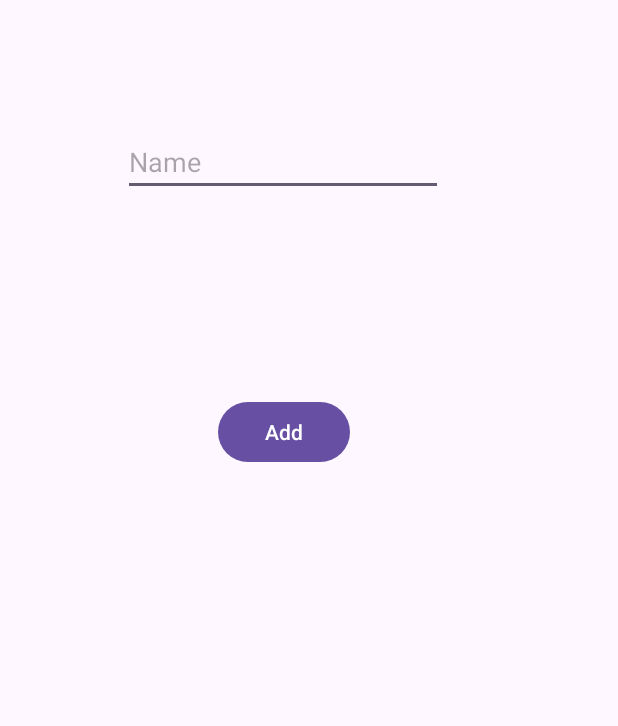
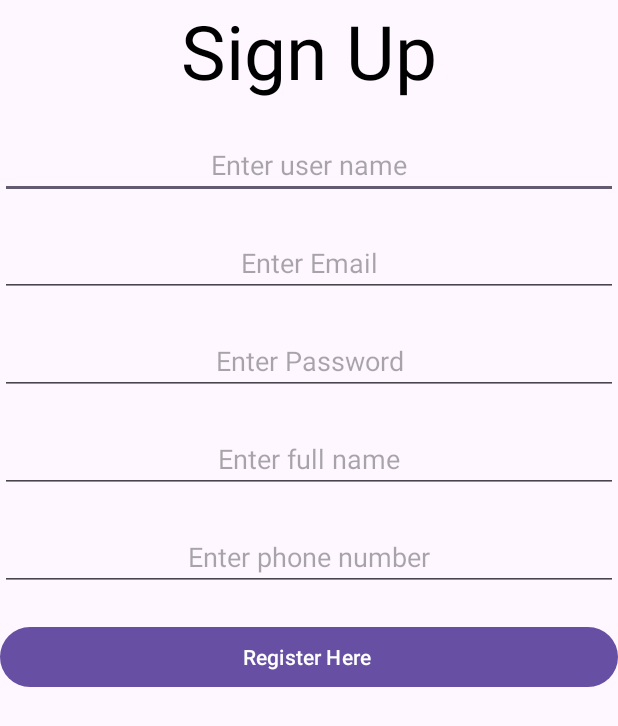
Before and after one commit to thangnguyen02/Restaurant-Management, an Android app: the MainActivity screen opened directly, with no data from a screen before it, on a phone screen of 412 x 824 dp. Shown: the top 726 px of the screen. Run offline under Robolectric (Android 15) with nearby library versions, the phone set to English and light mode, and no system bars; our stand-ins replace Room's generated code.

Commit message:
create signup layout

```diff
--- a/app/src/main/res/layout/activity_main.xml
+++ b/app/src/main/res/layout/activity_main.xml
@@ -1,31 +1,93 @@
 <?xml version="1.0" encoding="utf-8"?>
-<androidx.constraintlayout.widget.ConstraintLayout xmlns:android="http://schemas.android.com/apk/res/android"
+<RelativeLayout xmlns:android="http://schemas.android.com/apk/res/android"
     xmlns:app="http://schemas.android.com/apk/res-auto"
     xmlns:tools="http://schemas.android.com/tools"
     android:layout_width="match_parent"
     android:layout_height="match_parent"
     tools:context=".MainActivity">
 
-    <EditText
-        android:id="@+id/editTextText"
+    <TextView
+        android:text="Sign Up"
+        android:gravity="center"
+        android:textSize="50dp"
+        android:textColor="#000"
         android:layout_width="wrap_content"
         android:layout_height="wrap_content"
-        android:layout_marginStart="82dp"
-        android:layout_marginTop="85dp"
+        android:layout_alignParentTop="true"
+        android:layout_centerHorizontal="true"
+        android:id="@+id/textView" />
+
+    <EditText
+        android:layout_width="fill_parent"
+        android:layout_height="wrap_content"
+        android:inputType="textEmailAddress"
+        android:hint="Enter user name"
+        android:textColor="#000"
         android:ems="10"
-        android:hint="Name"
-        android:inputType="text"
-        app:layout_constraintStart_toStartOf="parent"
-        app:layout_constraintTop_toTopOf="parent" />
+        android:layout_below="@+id/textView"
+        android:layout_centerHorizontal="true"
+        android:layout_marginTop="20dp"
+        android:id="@+id/userId"
+        android:gravity="center"/>
+
+    <EditText
+        android:layout_width="fill_parent"
+        android:layout_height="wrap_content"
+        android:inputType="textEmailAddress"
+        android:hint="Enter Email"
+        android:textColor="#000"
+        android:ems="10"
+        android:layout_below="@+id/userId"
+        android:layout_centerHorizontal="true"
+        android:layout_marginTop="20dp"
+        android:id="@+id/email"
+        android:gravity="center"/>
+
+    <EditText
+        android:layout_width="fill_parent"
+        android:layout_height="wrap_content"
+        android:inputType="textPassword"
+        android:hint="Enter Password"
+        android:textColor="#000"
+        android:ems="10"
+        android:layout_below="@+id/email"
+        android:layout_centerHorizontal="true"
+        android:layout_marginTop="20dp"
+        android:id="@+id/password"
+        android:gravity="center"/>
+
+    <EditText
+        android:layout_width="fill_parent"
+        android:layout_height="wrap_content"
+        android:inputType="textPassword"
+        android:hint="Enter full name"
+        android:textColor="#000"
+        android:ems="10"
+        android:layout_below="@+id/password"
+        android:layout_centerHorizontal="true"
+        android:layout_marginTop="20dp"
+        android:id="@+id/fullName"
+        android:gravity="center"/>
+
+    <EditText
+        android:layout_width="fill_parent"
+        android:layout_height="wrap_content"
+        android:inputType="textPassword"
+        android:hint="Enter phone number"
+        android:textColor="#000"
+        android:ems="10"
+        android:layout_below="@+id/fullName"
+        android:layout_centerHorizontal="true"
+        android:layout_marginTop="20dp"
+        android:id="@+id/phone"
+        android:gravity="center"/>
 
     <Button
-        android:id="@+id/button"
-        android:layout_width="wrap_content"
+        android:layout_width="fill_parent"
         android:layout_height="wrap_content"
-        android:layout_marginStart="145dp"
-        android:layout_marginTop="264dp"
-        android:text="Add"
-        app:layout_constraintStart_toStartOf="parent"
-        app:layout_constraintTop_toTopOf="parent" />
+        android:id="@+id/register"
+        android:layout_below="@+id/phone"
+        android:layout_marginTop="20dp"
+        android:text="Register Here "/>
 
-</androidx.constraintlayout.widget.ConstraintLayout>
+</RelativeLayout>
```
